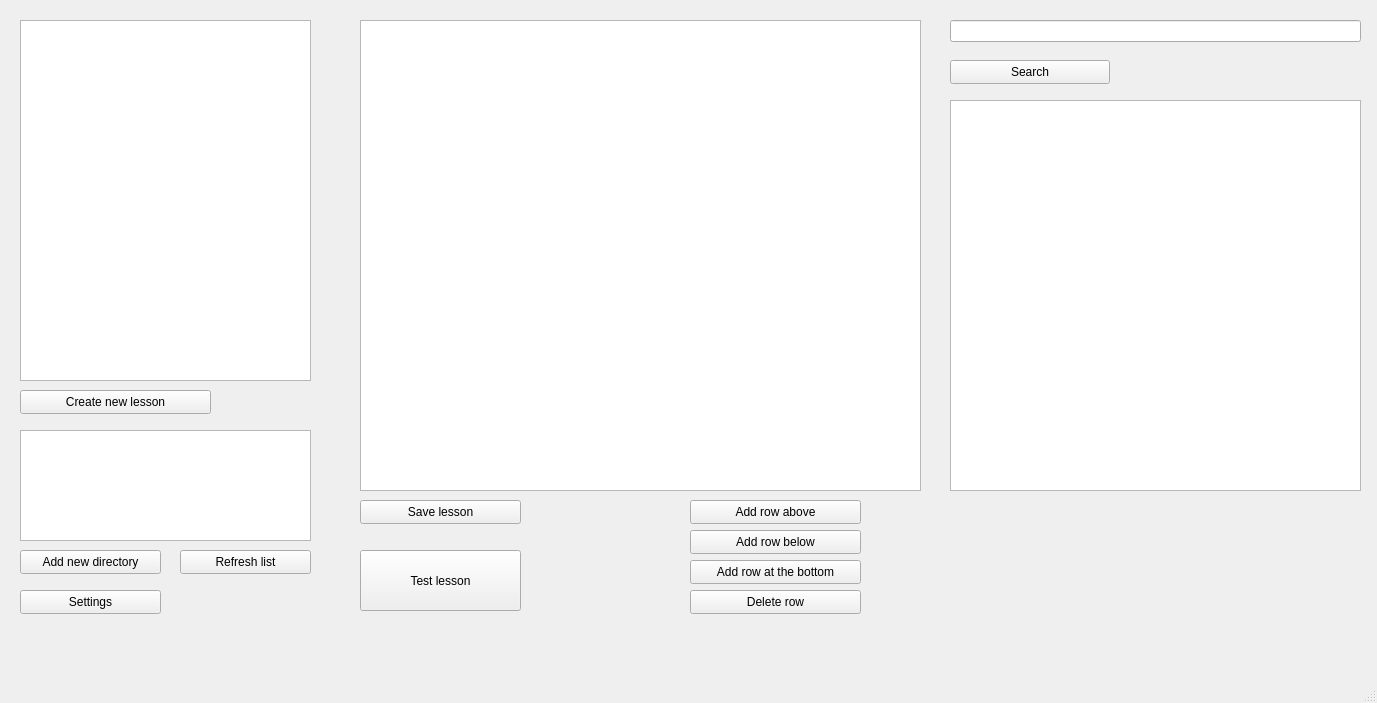
Old version of the form mainwindow.ui in the repository nikolai-baschinski/UVT.
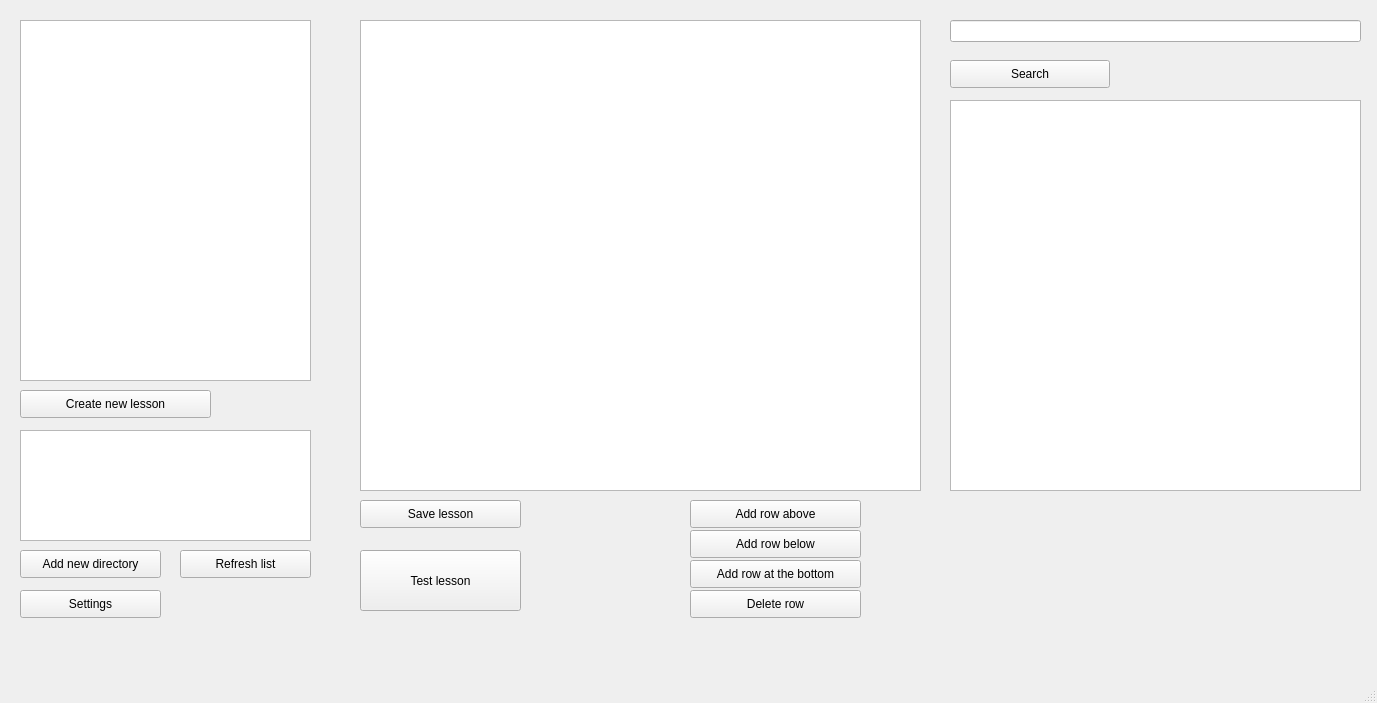
New version of the form.

The edit to the form file:
```diff
--- a/mainwindow.ui
+++ b/mainwindow.ui
@@ -20,7 +20,7 @@
       <x>20</x>
       <y>390</y>
       <width>191</width>
-      <height>24</height>
+      <height>28</height>
      </rect>
     </property>
     <property name="text">
@@ -53,7 +53,7 @@
       <x>20</x>
       <y>550</y>
       <width>141</width>
-      <height>24</height>
+      <height>28</height>
      </rect>
     </property>
     <property name="text">
@@ -76,7 +76,7 @@
       <x>180</x>
       <y>550</y>
       <width>131</width>
-      <height>24</height>
+      <height>28</height>
      </rect>
     </property>
     <property name="text">
@@ -102,7 +102,7 @@
       <x>360</x>
       <y>500</y>
       <width>161</width>
-      <height>24</height>
+      <height>28</height>
      </rect>
     </property>
     <property name="text">
@@ -115,7 +115,7 @@
       <x>690</x>
       <y>500</y>
       <width>171</width>
-      <height>24</height>
+      <height>28</height>
      </rect>
     </property>
     <property name="text">
@@ -128,7 +128,7 @@
       <x>690</x>
       <y>530</y>
       <width>171</width>
-      <height>24</height>
+      <height>28</height>
      </rect>
     </property>
     <property name="text">
@@ -141,7 +141,7 @@
       <x>690</x>
       <y>560</y>
       <width>171</width>
-      <height>24</height>
+      <height>28</height>
      </rect>
     </property>
     <property name="text">
@@ -154,7 +154,7 @@
       <x>690</x>
       <y>590</y>
       <width>171</width>
-      <height>24</height>
+      <height>28</height>
      </rect>
     </property>
     <property name="text">
@@ -177,7 +177,7 @@
       <x>950</x>
       <y>60</y>
       <width>160</width>
-      <height>24</height>
+      <height>28</height>
      </rect>
     </property>
     <property name="text">
@@ -200,7 +200,7 @@
       <x>20</x>
       <y>590</y>
       <width>141</width>
-      <height>24</height>
+      <height>28</height>
      </rect>
     </property>
     <property name="text">
```
